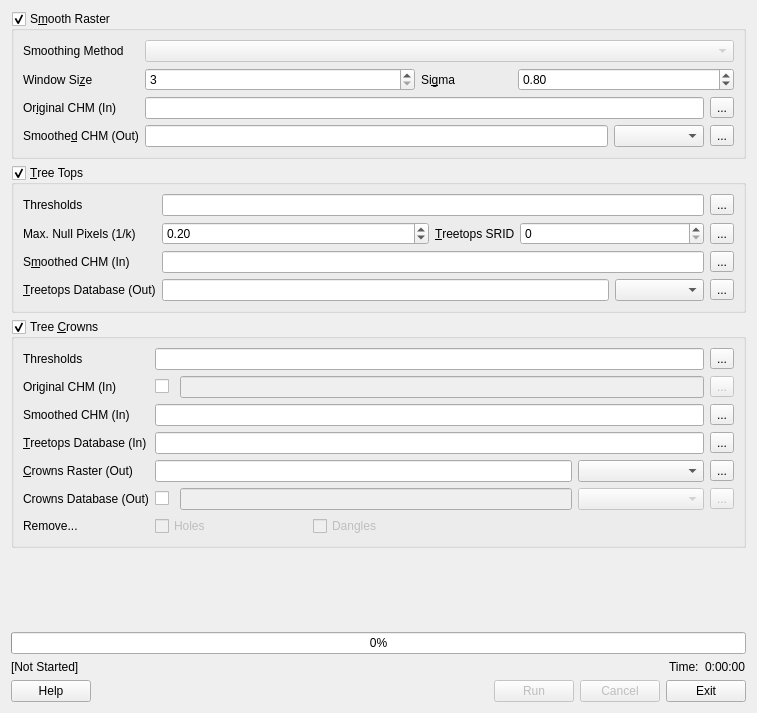
Above: src/treetops.ui from rskelly/treetops before the change. Below: the same form after it.
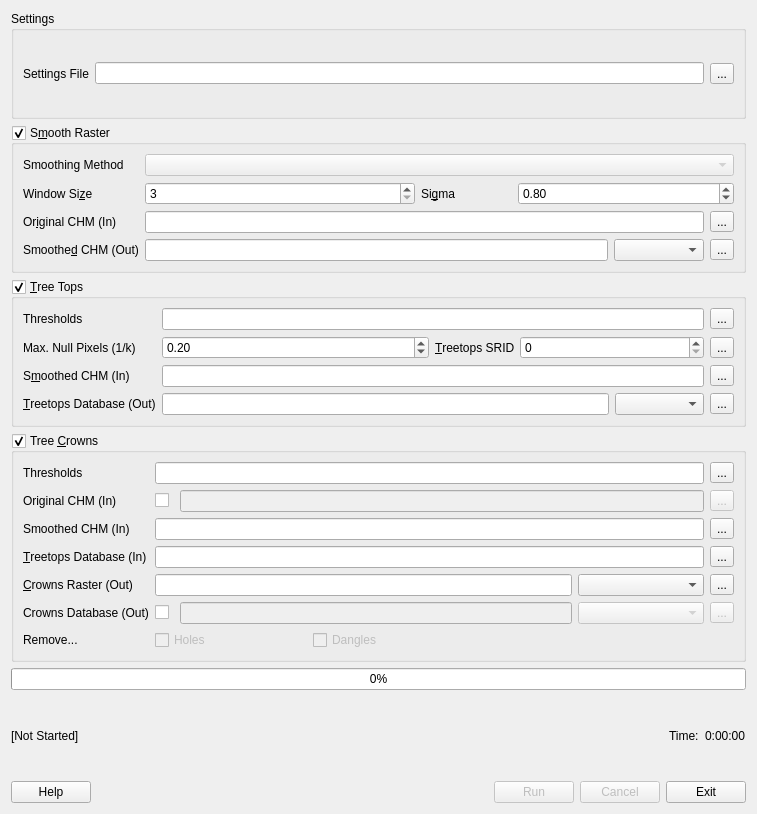
That is the form after the change.

```diff
--- a/src/treetops.ui
+++ b/src/treetops.ui
@@ -7,7 +7,7 @@
     <x>0</x>
     <y>0</y>
     <width>757</width>
-    <height>713</height>
+    <height>814</height>
    </rect>
   </property>
   <property name="sizePolicy">
@@ -20,6 +20,32 @@
    <string>Treetops</string>
   </property>
   <layout class="QVBoxLayout" name="verticalLayout" stretch="0,0,0,0,0,0">
+   <item>
+    <widget class="QGroupBox" name="groupBox">
+     <property name="title">
+      <string>Settings</string>
+     </property>
+     <layout class="QHBoxLayout" name="horizontalLayout_6">
+      <item>
+       <widget class="QLabel" name="label_14">
+        <property name="text">
+         <string>Settings File</string>
+        </property>
+       </widget>
+      </item>
+      <item>
+       <widget class="QLineEdit" name="txtSettingsFile"/>
+      </item>
+      <item>
+       <widget class="QToolButton" name="btnSettingsFile">
+        <property name="text">
+         <string>...</string>
+        </property>
+       </widget>
+      </item>
+     </layout>
+    </widget>
+   </item>
    <item>
     <widget class="QGroupBox" name="grpSmoothing">
      <property name="title">
@@ -711,19 +737,6 @@
      </layout>
     </widget>
    </item>
-   <item>
-    <spacer name="verticalSpacer">
-     <property name="orientation">
-      <enum>Qt::Vertical</enum>
-     </property>
-     <property name="sizeHint" stdset="0">
-      <size>
-       <width>20</width>
-       <height>0</height>
-      </size>
-     </property>
-    </spacer>
-   </item>
    <item>
     <layout class="QGridLayout" name="gridLayout">
      <item row="1" column="0">
```
